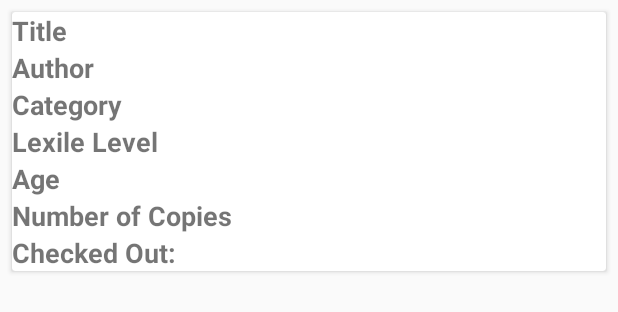
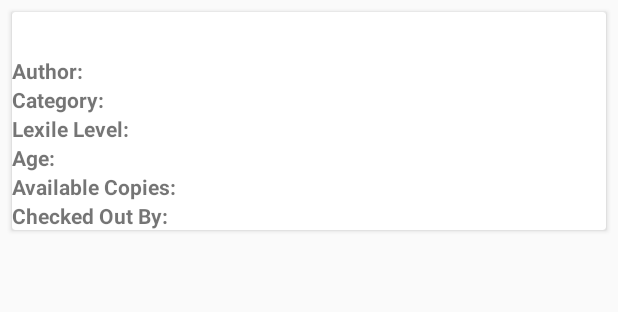
Before and after one commit to clairemvweber/ClassLib, an Android app: the layout book_card.xml on its own in the app's theme, with its tools: preview values and no code run, on a phone screen of 412 x 824 dp. Shown: the top 312 px of the screen. Run offline under Robolectric (Android 15) with nearby library versions, the phone set to English and light mode, and no system bars.

Commit message:
added partial searches and edited book card ui

```diff
--- a/app/src/main/java/com/example/classlib/SearchActivity.kt
+++ b/app/src/main/java/com/example/classlib/SearchActivity.kt
@@ -37,8 +37,6 @@ class SearchActivity : AppCompatActivity() {
         )
         category.adapter=adapter
 
-//        category = findViewById(R.id.search_category_spinner)
-
         lexileLevel = findViewById(R.id.search_lexile_range)
         age = findViewById(R.id.search_age_range)
         available = findViewById(R.id.search_availability)
@@ -46,6 +44,7 @@ class SearchActivity : AppCompatActivity() {
         searchButton.setOnClickListener{ search() }
     }
 
+    // Stores input as intent extras and starts SearchResultsActivity
     private fun search() {
         val availableInput = if (available.isChecked) "1" else "0"
 
--- a/app/src/main/java/com/example/classlib/SearchResultsActivity.kt
+++ b/app/src/main/java/com/example/classlib/SearchResultsActivity.kt
@@ -24,12 +24,13 @@ class SearchResultsActivity : AppCompatActivity() {
         val db = Firebase.firestore
         val libRef = db.collection(user)
 
-        var list = mutableListOf<Books>()
+        val list = mutableListOf<Books>()
 
         val recyclerView = findViewById<RecyclerView>(R.id.search_result_view)
         recyclerView.layoutManager = LinearLayoutManager(this)
-//        recyclerView.adapter = SearchRecyclerViewAdapter(list)
 
+        // Read contents of snapshot to Book object and store in list
+        // Apply availability filter to initial get request
         libRef.whereGreaterThanOrEqualTo("Number of Copies", queries[7])
             .get()
             .addOnSuccessListener { document ->
@@ -53,12 +54,13 @@ class SearchResultsActivity : AppCompatActivity() {
 
                 var bookList = list.toList()
 
+                // Search functions by query values
                 if (queries[0] != "") {
-                    bookList = bookList.filter { book -> book.title.equals(queries[0], ignoreCase = true) }
+                    bookList = bookList.filter { book -> book.title!!.contains(queries[0], ignoreCase = true) }
                 }
 
                 if (queries[1] != "") {
-                    bookList = bookList.filter { book -> book.author.equals(queries[1], ignoreCase = true) }
+                    bookList = bookList.filter { book -> book.author!!.contains(queries[1], ignoreCase = true) }
                 }
 
                 if (queries[2] != "Any") {
--- a/app/src/main/res/layout/book_card.xml
+++ b/app/src/main/res/layout/book_card.xml
@@ -10,28 +10,13 @@
         android:layout_height="wrap_content"
         android:orientation="vertical">
 
-        <LinearLayout
+        <TextView
+            android:id="@+id/title_view"
             android:layout_width="match_parent"
             android:layout_height="wrap_content"
-            android:orientation="horizontal">
-
-            <TextView
-                android:id="@+id/title_label_view"
-                android:layout_width="0dp"
-                android:layout_height="wrap_content"
-                android:layout_weight="1"
-                android:text="@string/title_string"
-                android:textStyle="bold"
-                android:textSize="18sp"/>
-
-            <TextView
-                android:id="@+id/title_view"
-                android:layout_width="0dp"
-                android:layout_height="wrap_content"
-                android:layout_weight="1.5" />
-
-
-        </LinearLayout>
+            android:textStyle="bold|italic"
+            android:textSize="20sp"
+            android:layout_marginBottom="2dp"/>
 
         <LinearLayout
             android:layout_width="match_parent"
@@ -43,15 +28,14 @@
                 android:layout_width="0dp"
                 android:layout_height="wrap_content"
                 android:layout_weight="1"
-                android:text="@string/author_string"
-                android:textStyle="bold"
-                android:textSize="18sp" />
+                android:text="@string/author_card_string"
+                android:textStyle="bold" />
 
             <TextView
                 android:id="@+id/author_view"
                 android:layout_width="0dp"
                 android:layout_height="wrap_content"
-                android:layout_weight="1.5" />
+                android:layout_weight="2" />
         </LinearLayout>
 
         <LinearLayout
@@ -64,15 +48,14 @@
                 android:layout_width="0dp"
                 android:layout_height="wrap_content"
                 android:layout_weight="1"
-                android:text="@string/category_string"
-                android:textStyle="bold"
-                android:textSize="18sp" />
+                android:text="@string/category_card_string"
+                android:textStyle="bold" />
 
             <TextView
                 android:id="@+id/category_view"
                 android:layout_width="0dp"
                 android:layout_height="wrap_content"
-                android:layout_weight="1.5" />
+                android:layout_weight="2" />
         </LinearLayout>
 
         <LinearLayout
@@ -85,15 +68,14 @@
                 android:layout_width="0dp"
                 android:layout_height="wrap_content"
                 android:layout_weight="1"
-                android:text="@string/lexile_string"
-                android:textStyle="bold"
-                android:textSize="18sp"/>
+                android:text="@string/lexile_card_string"
+                android:textStyle="bold" />
 
             <TextView
                 android:id="@+id/lexile_view"
                 android:layout_width="0dp"
                 android:layout_height="wrap_content"
-                android:layout_weight="1.5" />
+                android:layout_weight="2" />
         </LinearLayout>
 
         <LinearLayout
@@ -106,15 +88,14 @@
                 android:layout_width="0dp"
                 android:layout_height="wrap_content"
                 android:layout_weight="1"
-                android:text="@string/age_string"
-                android:textStyle="bold"
-                android:textSize="18sp" />
+                android:text="@string/age_card_string"
+                android:textStyle="bold" />
 
             <TextView
                 android:id="@+id/age_view"
                 android:layout_width="0dp"
                 android:layout_height="wrap_content"
-                android:layout_weight="1.5" />
+                android:layout_weight="2" />
         </LinearLayout>
 
         <LinearLayout
@@ -127,15 +108,14 @@
                 android:layout_width="0dp"
                 android:layout_height="wrap_content"
                 android:layout_weight="1"
-                android:text="@string/copies_string"
-                android:textStyle="bold"
-                android:textSize="18sp" />
+                android:text="@string/ncopies_card_string"
+                android:textStyle="bold" />
 
             <TextView
                 android:id="@+id/ncopies_view"
                 android:layout_width="0dp"
                 android:layout_height="wrap_content"
-                android:layout_weight="1.5" />
+                android:layout_weight="2" />
 
         </LinearLayout>
 
@@ -149,15 +129,14 @@
                 android:layout_width="0dp"
                 android:layout_height="wrap_content"
                 android:layout_weight="1"
-                android:text="@string/checked_out_string"
-                android:textStyle="bold"
-                android:textSize="18sp" />
+                android:text="@string/co_card_string"
+                android:textStyle="bold" />
 
             <TextView
                 android:id="@+id/co_view"
                 android:layout_width="0dp"
                 android:layout_height="wrap_content"
-                android:layout_weight="1.5" />
+                android:layout_weight="2" />
         </LinearLayout>
     </LinearLayout>
 </com.google.android.material.card.MaterialCardView>
--- a/app/src/main/res/values/arrays.xml
+++ b/app/src/main/res/values/arrays.xml
@@ -1,13 +1,13 @@
 <?xml version="1.0" encoding="utf-8"?>
 <resources>
     <string-array name="age_range_value">
-        <item>10</item>
-        <item>90</item>
+        <item>0</item>
+        <item>100</item>
     </string-array>
 
     <string-array name="lexile_range_value">
-        <item>500</item>
-        <item>1500</item>
+        <item>0</item>
+        <item>2000</item>
     </string-array>
 
     <string-array name="categories">
--- a/app/src/main/res/values/strings.xml
+++ b/app/src/main/res/values/strings.xml
@@ -25,7 +25,14 @@
     <string name="student_id">Student ID</string>
     <string name="available_string">Available</string>
     <string name="category_prompt">Choose Category</string>
-    <string name="checked_out_string">Checked Out:</string>
+
+    <string name="title_card_string">Title:</string>
+    <string name="author_card_string">Author:</string>
+    <string name="category_card_string">Category:</string>
+    <string name="lexile_card_string">Lexile Level:</string>
+    <string name="age_card_string">Age:</string>
+    <string name="ncopies_card_string">Available Copies:</string>
+    <string name="co_card_string">Checked Out By:</string>
 
     <string name="isbn_string">ISBN</string>
     <string name="lookup_string">Lookup ISBN</string>
```
